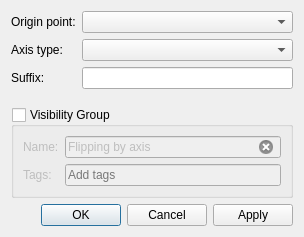
The window that src/libs/vtools/dialogs/tools/dialogflippingbyaxis.ui (dismine/valentina) describes before a commit, drawn with Qt 5.
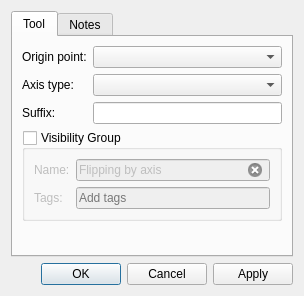
The same window after the commit. Icons and pictures are not drawn. Custom widgets are drawn as their Qt base class.

Commit message: Reading/writing a draw tool notes.

The edit to the form file:
```diff
--- a/src/libs/vtools/dialogs/tools/dialogflippingbyaxis.ui
+++ b/src/libs/vtools/dialogs/tools/dialogflippingbyaxis.ui
@@ -7,12 +7,26 @@
     <x>0</x>
     <y>0</y>
     <width>304</width>
-    <height>237</height>
+    <height>296</height>
    </rect>
   </property>
   <property name="windowTitle">
    <string>Flipping by axis</string>
   </property>
+  <property name="windowIcon">
+   <iconset resource="../../../vmisc/share/resources/icon.qrc">
+    <normaloff>:/icon/64x64/icon64x64.png</normaloff>:/icon/64x64/icon64x64.png</iconset>
+  </property>
+  <layout class="QVBoxLayout" name="verticalLayout_2">
+   <item>
+    <widget class="QTabWidget" name="tabWidget">
+     <property name="currentIndex">
+      <number>0</number>
+     </property>
+     <widget class="QWidget" name="tab">
+      <attribute name="title">
+       <string>Tool</string>
+      </attribute>
   <layout class="QVBoxLayout" name="verticalLayout">
    <item>
     <layout class="QFormLayout" name="formLayout">
@@ -104,6 +118,33 @@
     </widget>
    </item>
    <item>
+        <spacer name="verticalSpacer">
+         <property name="orientation">
+          <enum>Qt::Vertical</enum>
+         </property>
+         <property name="sizeHint" stdset="0">
+          <size>
+           <width>20</width>
+           <height>40</height>
+          </size>
+         </property>
+        </spacer>
+       </item>
+      </layout>
+     </widget>
+     <widget class="QWidget" name="tab_2">
+      <attribute name="title">
+       <string>Notes</string>
+      </attribute>
+      <layout class="QVBoxLayout" name="verticalLayout_3">
+       <item>
+        <widget class="QPlainTextEdit" name="plainTextEditToolNotes"/>
+       </item>
+      </layout>
+     </widget>
+    </widget>
+   </item>
+   <item>
     <widget class="QDialogButtonBox" name="buttonBox">
      <property name="orientation">
       <enum>Qt::Horizontal</enum>
```
Left out of the diff: 4 changed lines with no effect on the pictures. Lines whose indentation alone changed are shown as unchanged. The commit also changes 151 other files.
